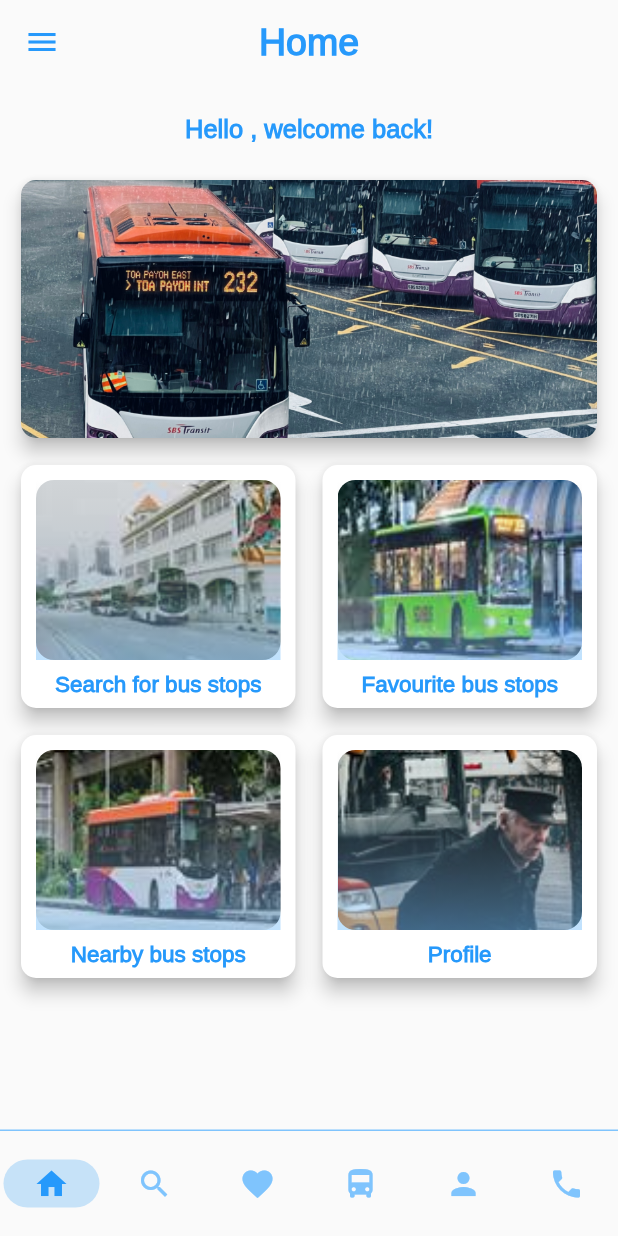
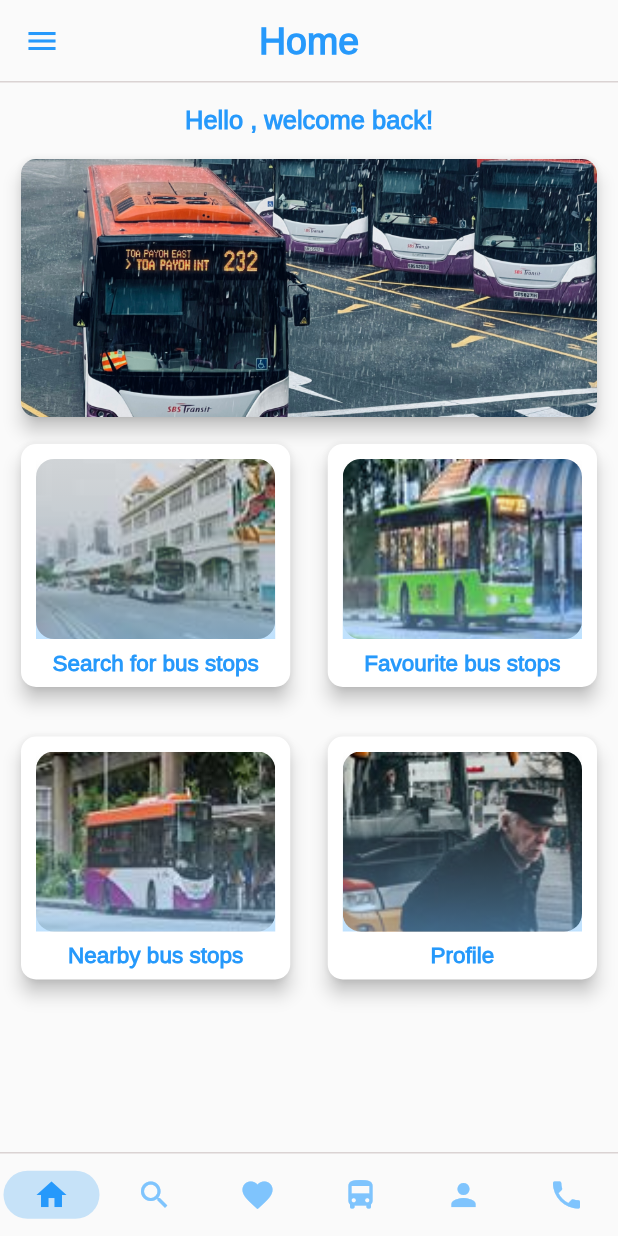
Before and after one commit to redanjir/khaliq_bus, a Flutter app: the HomePage screen opened by its route, on a phone screen of 412 x 824 dp. Run offline on Flutter 3.47's test engine with Material 2 defaults, Android fonts, the phone set to English and light mode, and no system bars; our stand-ins replace firebase_auth, firebase_core, fluttertoast, get; accounts and stored records are empty; generated files the repository leaves out were written again.

Commit message:
Appbar and navigation bar height adjustments & made the appbar a widget.

```diff
--- /dev/null
+++ b/lib/components/CustomAppBar.dart
@@ -0,0 +1,40 @@
+// ignore_for_file: file_names
+
+import 'package:flutter/material.dart';
+import 'package:khaliq_bus/style.dart';
+
+class CustomAppBar extends StatelessWidget implements PreferredSizeWidget{
+  const CustomAppBar({
+    super.key,
+    required this.title,
+  });
+
+  final String title;
+
+  @override
+  Size get preferredSize => const Size.fromHeight(55);
+
+  @override
+  Widget build(BuildContext context) {
+    return AppBar(
+      shape: const Border(
+        bottom: BorderSide(color: gray),
+      ),
+      centerTitle: true,
+      title:  Text(title, style: AppBarTextStyle,),
+      automaticallyImplyLeading: false,
+      leading: Builder(
+        builder: (context) {
+          return IconButton(
+            icon: const Icon(Icons.menu, color: darkblue,),
+            onPressed: () {
+              Scaffold.of(context).openDrawer();
+            },
+          );
+        },
+      ),
+      elevation: 0,
+      backgroundColor: Colors.transparent,
+    );
+  }
+}
--- a/lib/components/NavigationBar.dart
+++ b/lib/components/NavigationBar.dart
@@ -16,7 +16,7 @@ class AppNavigationBar extends StatelessWidget {
     return Obx(
       ()=> Container(
         decoration: const BoxDecoration(
-          border: Border(top: BorderSide(color: blue))
+          border: Border(top: BorderSide(color: gray))
         ),
         child: NavigationBar(
           //Hiding the label for better UX
@@ -25,7 +25,7 @@ class AppNavigationBar extends StatelessWidget {
           animationDuration: const Duration(milliseconds: 1000),
           backgroundColor: Colors.transparent,
           selectedIndex: navController.selectedIndex.value,
-          height: 70,
+          height: 55,
           elevation: 0,
           onDestinationSelected: (index){
             navController.selectedIndex.value = index;
--- a/lib/main.dart
+++ b/lib/main.dart
@@ -34,7 +34,6 @@ class MyApp extends StatelessWidget {
     return GetMaterialApp(
       title: 'Khaliq Bus',
       debugShowCheckedModeBanner: false,
-      theme: ThemeData(primarySwatch: Colors.blue),
       //Check if user is logged in
       home: FirebaseAuth.instance.currentUser != null ? const HomePage() : const WelcomePage(),
       getPages: [
--- a/lib/screens/HomePage.dart
+++ b/lib/screens/HomePage.dart
@@ -4,6 +4,7 @@ import 'package:firebase_auth/firebase_auth.dart';
 import 'package:flutter/material.dart';
 
 import 'package:khaliq_bus/components/BlueDrawer.dart';
+import 'package:khaliq_bus/components/CustomAppBar.dart';
 import 'package:khaliq_bus/components/GridCard.dart';
 import 'package:khaliq_bus/components/MyBanner.dart';
 import 'package:khaliq_bus/components/NavigationBar.dart';
@@ -60,35 +61,19 @@ class _HomePageState extends State<HomePage> {
   Widget build(BuildContext context) {
     return SafeArea(
       child: Scaffold(
-        appBar: AppBar(
-          centerTitle: true,
-          title: const Text('Home', style: AppBarTextStyle,),
-          automaticallyImplyLeading: false,
-          leading: Builder(
-            builder: (context) {
-              return IconButton(
-                icon: const Icon(Icons.menu, color: darkblue,),
-                onPressed: () {
-                  Scaffold.of(context).openDrawer();
-                },
-              );
-            },
-          ),
-          elevation: 0,
-          backgroundColor: Colors.transparent,
-        ),
+        appBar: const CustomAppBar(title: 'Home',),
         drawer: const BlueDrawer(),
         bottomNavigationBar: const AppNavigationBar(),
         body: Column(
           children: [
             //Divider
-            const SizedBox(height: 20),
+            const SizedBox(height: 15),
 
             //Welcome
             Text('Hello ${displayName ?? 'Guest'}, welcome back!', style: TitleTextStyle,),
 
             //Divider
-            const SizedBox(height: 20),
+            const SizedBox(height: 12),
 
             //Banner
             const MyBanner(),
@@ -103,8 +88,8 @@ class _HomePageState extends State<HomePage> {
                  child: GridView.builder(
                   gridDelegate: const SliverGridDelegateWithFixedCrossAxisCount(
                     crossAxisCount: 2,
-                    crossAxisSpacing: 10,
-                    mainAxisSpacing: 10,
+                    crossAxisSpacing: 17,
+                    mainAxisSpacing: 25,
                     mainAxisExtent: 170, // here set custom Height You Want for each child
                   ),
                   itemCount: 4,
--- a/lib/style.dart
+++ b/lib/style.dart
@@ -9,6 +9,7 @@ const ButtonTextSize = 16.0;
 const white = Color.fromRGBO(255, 255, 255, 1);
 const lightblue = Color.fromRGBO(198, 224, 242, 1);
 const midblue = Color.fromRGBO(188, 224, 253, 1);
+const gray = Color.fromRGBO(218, 211, 211, 1);
 const blue = Color.fromRGBO(127, 196, 253, 1);
 const darkblue = Color.fromRGBO(38, 153, 251, 1);
 
```
Also changed, not shown: lib/screens/AboutusPage.dart (+3 -18 lines), lib/screens/FavouritesPage.dart (+2 -17 lines), lib/screens/NearbyPage.dart (+2 -17 lines), lib/screens/ProfilePage.dart (+2 -17 lines), lib/screens/SearchPage.dart (+2 -17 lines).
